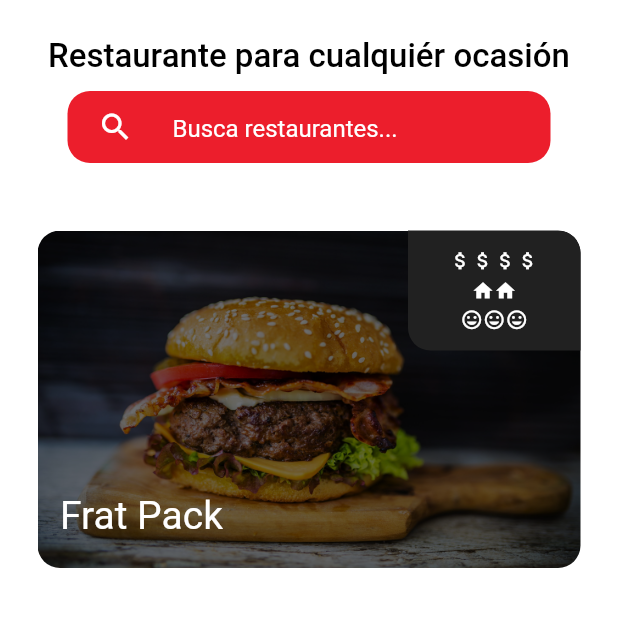
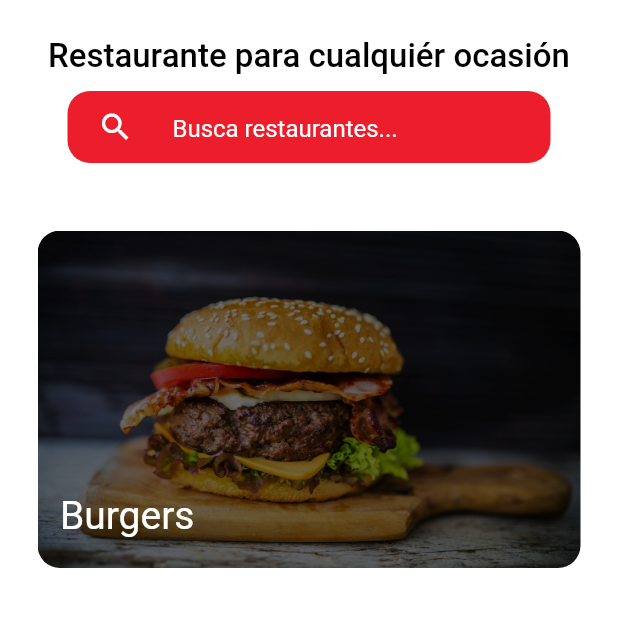
Before and after one commit to JPGarCar/gordos_pero_felices, a Flutter app: the screen it shows after launch, on a phone screen of 412 x 824 dp, the part 233-860 px from its top. Run offline on Flutter 3.47's test engine with Material 2 defaults, Android fonts, the phone set to English and light mode, and no system bars; our stand-ins replace carousel_slider.

Commit message:
Implemented category.dart class, represents a category of food. Extracted the category_card.dart card for reuse.

```diff
--- /dev/null
+++ b/lib/models/category.dart
@@ -0,0 +1,18 @@
+import 'package:flutter/cupertino.dart';
+import 'package:gordos_pero_felizes/models/business.dart';
+
+class Category {
+  /// variables ///
+
+  String name;
+  String imageAssetPath;
+
+  List<Business> businesses;
+
+  /// Constructor
+
+  Category(
+      {@required this.name, @required this.imageAssetPath, this.businesses}) {
+    businesses ??= [];
+  }
+}
--- a/lib/screens/home_screen.dart
+++ b/lib/screens/home_screen.dart
@@ -2,7 +2,9 @@ import 'package:flutter/cupertino.dart';
 import 'package:flutter/material.dart';
 import 'package:gordos_pero_felizes/constants.dart';
 import 'package:gordos_pero_felizes/models/business.dart';
+import 'package:gordos_pero_felizes/models/category.dart';
 import 'package:gordos_pero_felizes/widgets/business_card.dart';
+import 'package:gordos_pero_felizes/widgets/category_card.dart';
 
 class HomeScreen extends StatefulWidget {
   static final String screenId = 'homeScreen';
@@ -96,14 +98,11 @@ class _HomeScreenState extends State<HomeScreen> {
               Expanded(
                 child: ListView.builder(
                   itemBuilder: (context, index) {
-                    return BusinessCard(
-                      business: Business(
-                          businessName: 'Frat Pack',
-                          happyRating: 3,
-                          houseRating: 2,
-                          moneyRating: 4,
-                          textReview: 'This is a great business',
-                          mainImageAsset: 'images/gourmet_burger.jpg'),
+                    return CategoryCard(
+                      category: Category(
+                        name: 'Burgers',
+                        imageAssetPath: 'images/gourmet_burger.jpg',
+                      ),
                     );
                   },
                   itemCount: 1,
--- /dev/null
+++ b/lib/widgets/category_card.dart
@@ -0,0 +1,52 @@
+import 'package:flutter/material.dart';
+import 'package:gordos_pero_felizes/models/business.dart';
+import 'package:gordos_pero_felizes/models/category.dart';
+
+import '../constants.dart';
+
+class CategoryCard extends StatelessWidget {
+  final Category category;
+
+  CategoryCard({@required this.category});
+
+  @override
+  Widget build(BuildContext context) {
+    return GestureDetector(
+      onTap: () {}, // TODO send to category page
+      child: Padding(
+        padding: const EdgeInsets.symmetric(horizontal: 5, vertical: 15),
+        child: Container(
+          height: 225,
+          decoration: BoxDecoration(
+            borderRadius: BorderRadius.circular(k_circularBorderRadius),
+            image: DecorationImage(
+              image: AssetImage(category.imageAssetPath),
+              fit: BoxFit.fill,
+              colorFilter: ColorFilter.mode(Colors.black54, BlendMode.darken),
+            ),
+          ),
+          child: Column(
+            mainAxisAlignment: MainAxisAlignment.end,
+            children: [
+              Row(
+                children: [
+                  Padding(
+                    padding: const EdgeInsets.symmetric(
+                        vertical: 20, horizontal: 15),
+                    child: Text(
+                      category.name,
+                      style: TextStyle(
+                        color: k_whiteColor,
+                        fontSize: 26,
+                      ),
+                    ),
+                  )
+                ],
+              )
+            ],
+          ),
+        ),
+      ),
+    );
+  }
+}
```
